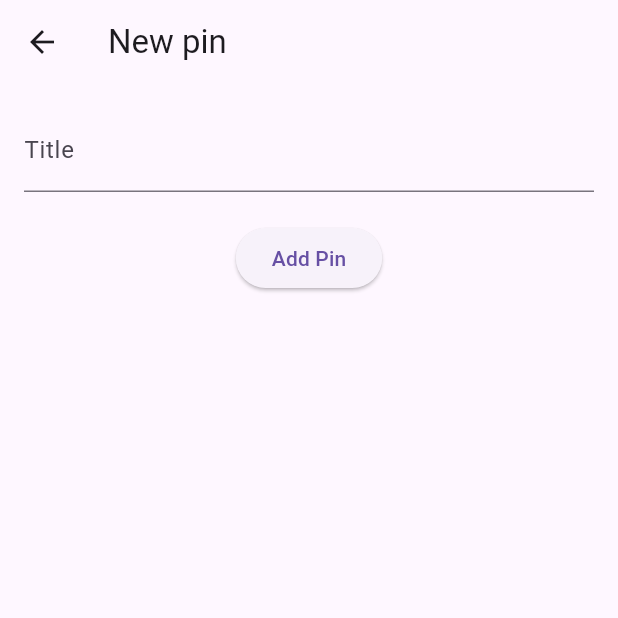
After one commit to JacquesGarre/pin-app, a Flutter app: the screen it shows after launch, after a tap on the "add" icon, on a phone screen of 412 x 824 dp, the top half of it. The commit adds this screen. Run offline on Flutter 3.47's test engine with Material 3 defaults, Android fonts, the light colour scheme and no system bars; generated files the repository leaves out were written again.

Commit message:
pin form

```diff
--- a/lib/src/app.dart
+++ b/lib/src/app.dart
@@ -71,8 +71,6 @@ class PinApp extends StatelessWidget {
                 switch (routeSettings.name) {
                   case SettingsView.routeName:
                     return SettingsView(controller: settingsController);
-                  case PinDetailsView.routeName:
-                    return const PinDetailsView();
                   case PinListView.routeName:
                   default:
                     return PinListView(controller: pinController);
--- /dev/null
+++ b/lib/src/pin/pin_add_view.dart
@@ -0,0 +1,22 @@
+import 'package:flutter/material.dart';
+import 'package:pinz/src/pin/pin_form.dart';
+
+class PinAddView extends StatelessWidget {
+  const PinAddView({super.key});
+
+  static const routeName = '/pin-add';
+
+
+  @override
+  Widget build(BuildContext context) {
+    return Scaffold(
+      appBar: AppBar(
+        title: const Text("New pin"),
+      ),
+      body: const Padding(
+        padding: EdgeInsets.all(16.0),
+        child: PinForm(),
+      ),
+    );
+  }
+}
--- a/lib/src/pin/pin_details_view.dart
+++ b/lib/src/pin/pin_details_view.dart
@@ -1,19 +1,20 @@
 import 'package:flutter/material.dart';
+import 'package:pinz/src/pin/pin.dart';
 
-/// Displays detailed information about a Pin.
 class PinDetailsView extends StatelessWidget {
-  const PinDetailsView({super.key});
+  const PinDetailsView({super.key, required this.pin});
 
-  static const routeName = '/pin';
+  static const routeName = '/pin-details';
+  final Pin pin;
 
   @override
   Widget build(BuildContext context) {
     return Scaffold(
       appBar: AppBar(
-        title: const Text('Pin location'),
+        title: Text(pin.title),
       ),
-      body: const Center(
-        child: Text('More Information Here'),
+      body: Center(
+        child: Text(pin.title),
       ),
     );
   }
--- /dev/null
+++ b/lib/src/pin/pin_form.dart
@@ -0,0 +1,68 @@
+import 'package:flutter/material.dart';
+import 'package:pinz/src/pin/pin.dart';
+
+class PinForm extends StatefulWidget {
+  final Pin? pin;
+
+  const PinForm({super.key, this.pin});
+
+  @override
+  PinFormState createState() => PinFormState();
+}
+
+class PinFormState extends State<PinForm> {
+  final _formKey = GlobalKey<FormState>();
+  final _titleController = TextEditingController();
+
+  @override
+  void initState() {
+    super.initState();
+    if (widget.pin != null) {
+      _titleController.text = widget.pin!.title;
+    }
+  }
+
+  @override
+  void dispose() {
+    _titleController.dispose();
+    super.dispose();
+  }
+
+  void _submit() {
+    if (_formKey.currentState!.validate()) {
+      final newPin = Pin(
+        widget.pin?.id ?? DateTime.now().millisecondsSinceEpoch,
+        _titleController.text,
+      );
+      // Handle the form submission (e.g., save the pin)
+      print('Pin saved: ${newPin.title}');
+      Navigator.of(context).pop(newPin);
+    }
+  }
+
+  @override
+  Widget build(BuildContext context) {
+    return Form(
+      key: _formKey,
+      child: Column(
+        children: [
+          TextFormField(
+            controller: _titleController,
+            decoration: const InputDecoration(labelText: 'Title'),
+            validator: (value) {
+              if (value == null || value.isEmpty) {
+                return 'Please enter a title';
+              }
+              return null;
+            },
+          ),
+          const SizedBox(height: 20),
+          ElevatedButton(
+            onPressed: _submit,
+            child: Text(widget.pin == null ? 'Add Pin' : 'Update Pin'),
+          ),
+        ],
+      ),
+    );
+  }
+}
--- a/lib/src/pin/pin_list_view.dart
+++ b/lib/src/pin/pin_list_view.dart
@@ -1,10 +1,9 @@
 import 'package:flutter/material.dart';
+import 'package:pinz/src/pin/pin_add_view.dart';
 import 'package:pinz/src/pin/pin_controller.dart';
-
 import '../settings/settings_view.dart';
 import 'pin_details_view.dart';
 
-/// Displays a list of Pins.
 class PinListView extends StatelessWidget {
   const PinListView({super.key, required this.controller});
 
@@ -32,15 +31,27 @@ class PinListView extends StatelessWidget {
         itemBuilder: (BuildContext context, int index) {
           final pin = controller.pins[index];
           return ListTile(
-            title: Text(pin.title),
-            onTap: () {
-              Navigator.restorablePushNamed(
-                context,
-                PinDetailsView.routeName,
-              );
-            }
+              title: Text(pin.title),
+              onTap: () {
+                Navigator.push(
+                  context,
+                  MaterialPageRoute(
+                    builder: (context) => PinDetailsView(pin: pin),
+                  ),
+                );
+              });
+        },
+      ),
+      floatingActionButton: FloatingActionButton(
+        onPressed: () {
+          Navigator.push(
+            context,
+            MaterialPageRoute(
+              builder: (context) => const PinAddView(),
+            ),
           );
         },
+        child: const Icon(Icons.add),
       ),
     );
   }
```
